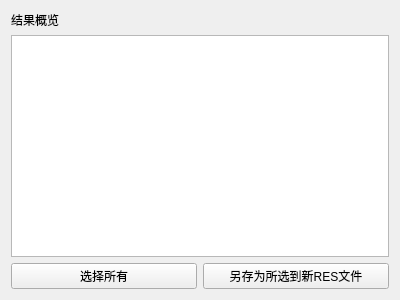
Above: crystaltoolgui/qt/tabmatchresult.ui from jingshenSN2/CrystalTool before the change. Below: the same form after it.
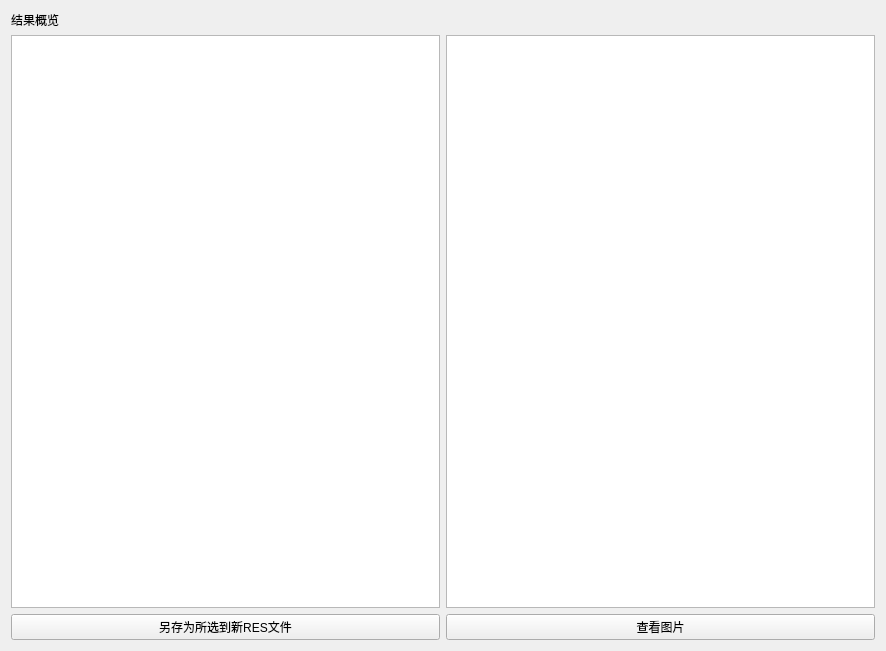
That is the form after the change.

Commit message: WIP match result ui

Diff of the .ui file:
```diff
--- a/crystaltoolgui/qt/tabmatchresult.ui
+++ b/crystaltoolgui/qt/tabmatchresult.ui
@@ -6,8 +6,8 @@
    <rect>
     <x>0</x>
     <y>0</y>
-    <width>400</width>
-    <height>300</height>
+       <width>886</width>
+       <height>651</height>
    </rect>
   </property>
   <property name="windowTitle">
@@ -24,30 +24,31 @@
       </widget>
      </item>
      <item>
-      <widget class="QTableView" name="tV_result">
+            <layout class="QHBoxLayout" name="hL_result_tV">
+                <item>
+                    <widget class="QTableView" name="tV_results">
        <property name="editTriggers">
         <set>QAbstractItemView::NoEditTriggers</set>
        </property>
-       <property name="alternatingRowColors">
-        <bool>false</bool>
-       </property>
        <property name="selectionBehavior">
         <enum>QAbstractItemView::SelectRows</enum>
        </property>
-       <property name="sortingEnabled">
-        <bool>true</bool>
-       </property>
-      </widget>
+                    </widget>
+                </item>
+                <item>
+                    <widget class="QTableView" name="tV_results_detail">
+                        <property name="editTriggers">
+                            <set>QAbstractItemView::NoEditTriggers</set>
+                        </property>
+                        <property name="selectionBehavior">
+                            <enum>QAbstractItemView::SelectRows</enum>
+                        </property>
+                    </widget>
+                </item>
+            </layout>
      </item>
      <item>
       <layout class="QHBoxLayout" name="hL_result_pB">
-       <item>
-        <widget class="QPushButton" name="pB_result_select">
-         <property name="text">
-          <string>选择所有</string>
-         </property>
-        </widget>
-       </item>
        <item>
         <widget class="QPushButton" name="pB_result_to_res">
          <property name="text">
@@ -55,6 +56,13 @@
          </property>
         </widget>
        </item>
+       <item>
+           <widget class="QPushButton" name="pB_result_fig">
+               <property name="text">
+                   <string>查看图片</string>
+               </property>
+           </widget>
+       </item>
       </layout>
      </item>
     </layout>
```
Lines whose indentation alone changed are shown as unchanged. The commit also changes 19 other files.
